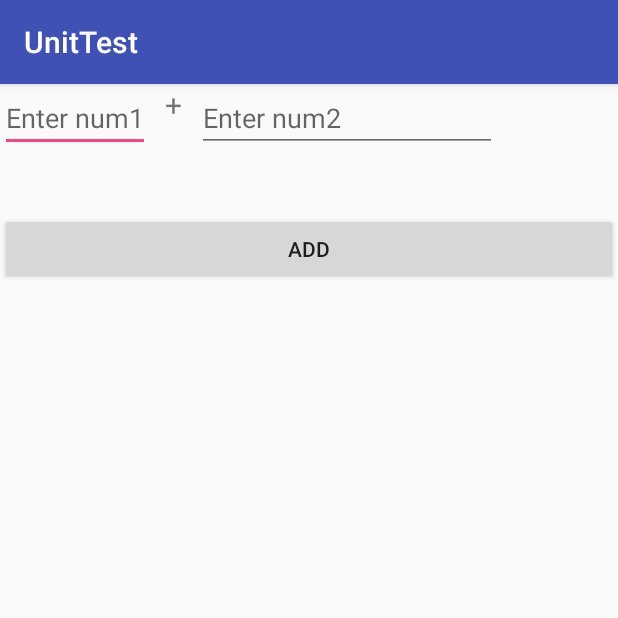
After one commit to ymangu163/UnitTest, an Android app: the RobotiumActivity screen opened directly, with no data from a screen before it, on a phone screen of 412 x 824 dp, the top half of it. The commit adds this screen. Run offline under Robolectric (Android 15) with nearby library versions, the phone set to English and light mode, and no system bars.

Commit message:
robotium 白盒测试
知道源码的前提下

```diff
--- a/app/build.gradle
+++ b/app/build.gradle
@@ -33,6 +33,8 @@ dependencies {
     androidTestCompile 'com.android.support.test:rules:0.5'
     androidTestCompile 'com.android.support.test.espresso:espresso-core:2.2.2'
 
+    androidTestCompile 'com.jayway.android.robotium:robotium-solo:5.6.3'
+
 }
 
 
--- a/app/src/main/java/com/ymangu/unit/MainActivity.java
+++ b/app/src/main/java/com/ymangu/unit/MainActivity.java
@@ -4,6 +4,7 @@ import android.content.Intent;
 
 import com.common.activity.RecycleActivity;
 import com.ymangu.unit.section1.activity.InstrumentationActivity;
+import com.ymangu.unit.section1.activity.RobotiumActivity;
 
 import java.util.Arrays;
 
@@ -13,10 +14,10 @@ public class MainActivity extends RecycleActivity {
         Intent intent = null;
         switch (position) {
             case 0:
-//                intent = new Intent(this, FacebookActivity.class);
+                intent = new Intent(this, InstrumentationActivity.class);
                 break;
             case 1:
-                intent = new Intent(this, InstrumentationActivity.class);
+                intent = new Intent(this, RobotiumActivity.class);
                 break;
             case 2:
 //                intent = new Intent(this, CustomActivity.class);
--- /dev/null
+++ b/app/src/main/java/com/ymangu/unit/section1/activity/RobotiumActivity.java
@@ -0,0 +1,40 @@
+package com.ymangu.unit.section1.activity;
+
+import android.os.Bundle;
+import android.support.annotation.Nullable;
+import android.support.v7.app.AppCompatActivity;
+import android.text.TextUtils;
+import android.view.View;
+import android.widget.EditText;
+import android.widget.TextView;
+
+import com.ymangu.unit.R;
+
+/**
+ * Created by gao on 2017/10/3.
+ */
+
+public class RobotiumActivity extends AppCompatActivity {
+
+    @Override
+    protected void onCreate(@Nullable Bundle savedInstanceState) {
+        super.onCreate(savedInstanceState);
+        setContentView(R.layout.activity_robotium);
+
+
+    }
+
+    public void addNum(View view) {
+        EditText first = (EditText) findViewById(R.id.et_one);
+        EditText second = (EditText) findViewById(R.id.et_two);
+        TextView result = (TextView) findViewById(R.id.tv_result);
+
+        String one = first.getText().toString();
+        String two = second.getText().toString();
+
+        if (!TextUtils.isEmpty(one) && !TextUtils.isEmpty(two)) {
+            int num = Integer.parseInt(one) + Integer.parseInt(two);
+            result.setText(String.valueOf(num));
+        }
+    }
+}
--- /dev/null
+++ b/app/src/main/res/layout/activity_robotium.xml
@@ -0,0 +1,63 @@
+<!--
+  Copyright (C) 2013 The Android Open Source Project
+
+  Licensed under the Apache License, Version 2.0 (the "License");
+  you may not use this file except in compliance with the License.
+  You may obtain a copy of the License at
+
+       http://www.apache.org/licenses/LICENSE-2.0
+
+  Unless required by applicable law or agreed to in writing, software
+  distributed under the License is distributed on an "AS IS" BASIS,
+  WITHOUT WARRANTIES OR CONDITIONS OF ANY KIND, either express or implied.
+  See the License for the specific language governing permissions and
+  limitations under the License.
+  -->
+<RelativeLayout xmlns:android="http://schemas.android.com/apk/res/android"
+    android:layout_width="match_parent"
+    android:layout_height="match_parent"
+   >
+
+
+    <EditText
+        android:id="@+id/et_one"
+        android:layout_width="100dp"
+        android:layout_height="wrap_content"
+        android:hint="Enter num1" />
+
+    <TextView
+        android:id="@+id/tv_add"
+        android:layout_width="wrap_content"
+        android:layout_height="wrap_content"
+        android:text="+"
+        android:layout_toRightOf="@+id/et_one"
+        android:layout_marginLeft="10dp"
+        android:textSize="20dp"
+        />
+
+    <EditText
+        android:id="@+id/et_two"
+        android:layout_width="200dp"
+        android:layout_height="wrap_content"
+        android:hint="Enter num2"
+        android:layout_toRightOf="@+id/tv_add"
+        android:layout_marginLeft="10dp"
+        />
+
+    <TextView
+        android:id="@+id/tv_result"
+        android:layout_width="wrap_content"
+        android:layout_height="30dp"
+        android:layout_below="@+id/et_one"
+        android:layout_margin="5dp"
+
+        />
+
+    <Button
+        android:layout_width="match_parent"
+        android:layout_height="wrap_content"
+        android:layout_below="@+id/tv_result"
+        android:onClick="addNum"
+        android:text="ADD" />
+
+</RelativeLayout>
--- a/app/src/main/res/values/strings.xml
+++ b/app/src/main/res/values/strings.xml
@@ -18,9 +18,8 @@
 
 
     <array name="main">
-        <item>MonkeyRunner</item>
         <item>Instrumentation</item>
-        <item>Frame 实践</item>
+        <item>Robotium</item>
 
     </array>
 
```
Also changed, not shown: app/src/main/AndroidManifest.xml (+9 -6 lines), 1 other file.
